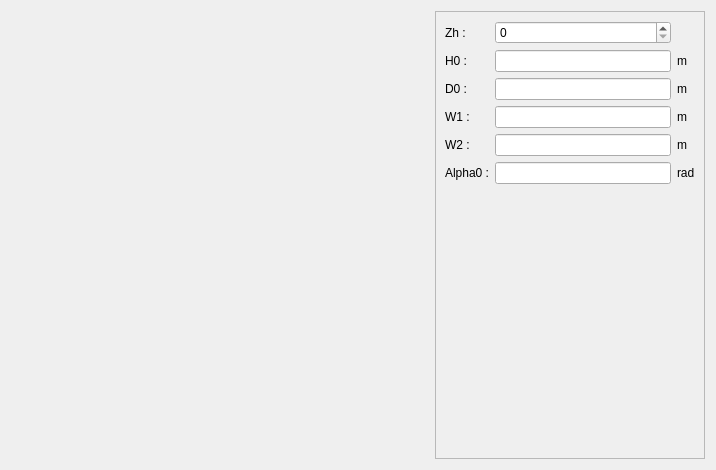
Qt form pyleecan/GUI/Dialog/DMachineSetup/SLamParam/DAVDuct/PVentTrap/PVentTrap.ui (Eomys/pyleecan) before a commit.
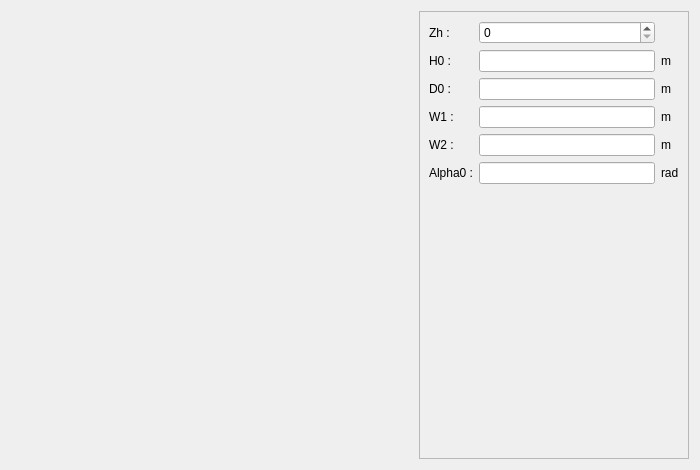
The same form after that commit. Icons and pictures are not drawn. Custom widgets are drawn as their Qt base class.

The edit to the form file:
```diff
--- a/pyleecan/GUI/Dialog/DMachineSetup/SLamParam/DAVDuct/PVentTrap/PVentTrap.ui
+++ b/pyleecan/GUI/Dialog/DMachineSetup/SLamParam/DAVDuct/PVentTrap/PVentTrap.ui
@@ -6,13 +6,13 @@
    <rect>
     <x>0</x>
     <y>0</y>
-    <width>716</width>
+    <width>700</width>
     <height>470</height>
    </rect>
   </property>
   <property name="minimumSize">
    <size>
-    <width>630</width>
+    <width>700</width>
     <height>470</height>
    </size>
   </property>
@@ -36,7 +36,7 @@
      </property>
      <property name="minimumSize">
       <size>
-       <width>300</width>
+       <width>410</width>
        <height>300</height>
       </size>
      </property>
```
Left out of the diff: 2 changed lines with no effect on the pictures.
